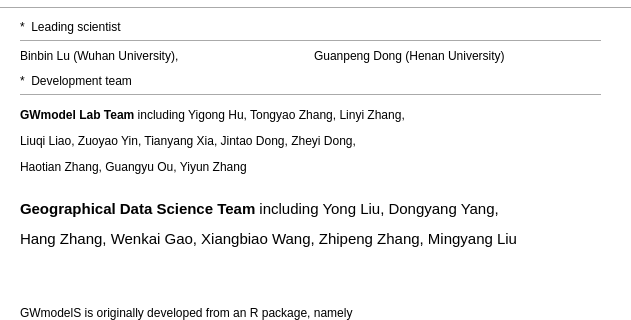
Old version of the form src/aboutdevelopers.ui in the repository GWmodel-Lab/GWmodelS; both pictures show x 0 to 631 and y 0 to 320 of the 631 by 689 pixel window.
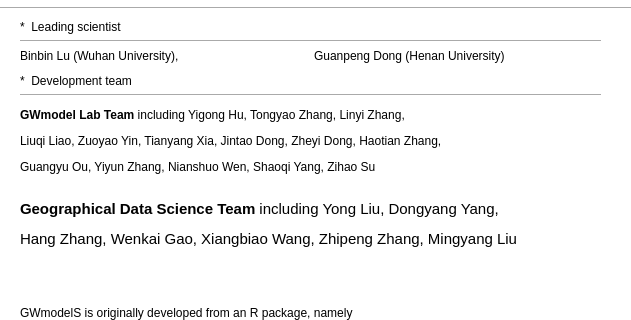
New version of the form.

```diff
--- a/src/aboutdevelopers.ui
+++ b/src/aboutdevelopers.ui
@@ -139,7 +139,7 @@
     <enum>Qt::Horizontal</enum>
    </property>
   </widget>
-  <widget class="QWidget" name="">
+  <widget class="QWidget" name="layoutWidget">
    <property name="geometry">
     <rect>
      <x>20</x>
@@ -328,7 +328,7 @@
        <string notr="true">font: 11pt &quot;Times New Roman&quot;;</string>
       </property>
       <property name="text">
-       <string>&lt;html&gt;&lt;head/&gt;&lt;body&gt;&lt;p&gt;&lt;span style=&quot; font-weight:600;&quot;&gt;GWmodel Lab Team&lt;/span&gt;  including Yigong Hu, Tongyao Zhang, Linyi Zhang, &lt;/p&gt;&lt;p&gt;Liuqi Liao, Zuoyao Yin, Tianyang Xia, Jintao Dong, Zheyi Dong, &lt;/p&gt;Haotian Zhang, Guangyu Ou, Yiyun Zhang&lt;/p&gt;&lt;/body&gt;&lt;/html&gt;</string>
+       <string>&lt;html&gt;&lt;head/&gt;&lt;body&gt;&lt;p&gt;&lt;span style=&quot; font-weight:600;&quot;&gt;GWmodel Lab Team&lt;/span&gt; including Yigong Hu, Tongyao Zhang, Linyi Zhang, &lt;/p&gt;&lt;p&gt;Liuqi Liao, Zuoyao Yin, Tianyang Xia, Jintao Dong, Zheyi Dong, Haotian Zhang,&lt;/p&gt;&lt;p&gt;Guangyu Ou, Yiyun Zhang, Nianshuo Wen, Shaoqi Yang, Zihao Su&lt;/p&gt;&lt;/body&gt;&lt;/html&gt;</string>
       </property>
      </widget>
     </item>
```
Left out of the diff: 2 changed lines with no effect on the pictures.
